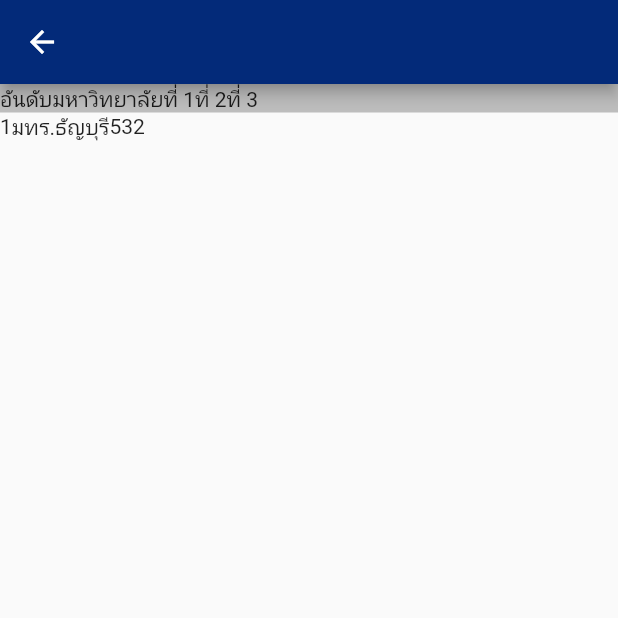
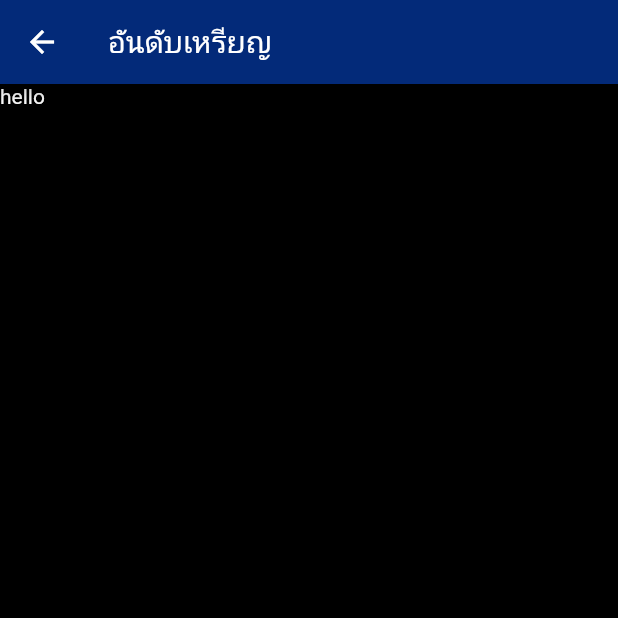
Before and after one commit to wasawin/Moblie_thesis, a Flutter app: the showuni screen opened directly, on a phone screen of 412 x 824 dp, the top half of it. Run offline on Flutter 3.47's test engine with Material 2 defaults, Android fonts, the light colour scheme and no system bars; our stand-ins replace anim_search_bar, dropdown_button2, file_picker, flutter_image_slideshow; missing offline and left inert: dart:ffi, multi_image_layout, searchbar_animation.

Commit message:
14/2/2566

```diff
--- a/myapp/lib/unirank/showuni.dart
+++ b/myapp/lib/unirank/showuni.dart
@@ -1,4 +1,5 @@
 import 'package:flutter/material.dart';
+
 
 class showuni extends StatefulWidget {
   const showuni({super.key});
@@ -13,41 +14,24 @@ class _showuniState extends State<showuni> {
     return Scaffold(
       appBar: AppBar(
         backgroundColor: Color.fromARGB(255, 3, 42, 121),
+        title: Text("อันดับเหรียญ"),
+        leading: BackButton(
+          onPressed: () {
+            Navigator.pop(context);
+          },
+        ),
       ),
 
-    body: SingleChildScrollView(
-      child: Column(
+    body: Container(
+      color: Colors.black,
+      child: ListView(
         children: [
-          Container(
-            color: Colors.grey[400],
-            child: Row(
-              children: [
-                Text("อันดับ"),
-                Text("มหาวิทยาลัย"),
-                Text("ที่ 1"),
-                Text("ที่ 2"),
-                Text("ที่ 3"),
-              ],
-            ),
-          ),
-          Container(
-            child: Row(
-              children: [
-                Text("1"),
-                Text("มทร.ธัญบุรี"),
-                Text("5"),
-                Text("3"),
-                Text("2"),
-
-              ],
-            ),
-          ),
-
-
+          Text("hello",style: TextStyle(color: Colors.white),),
         ],
       ),
       ),
+
+
     );
-
   }
 }
```
